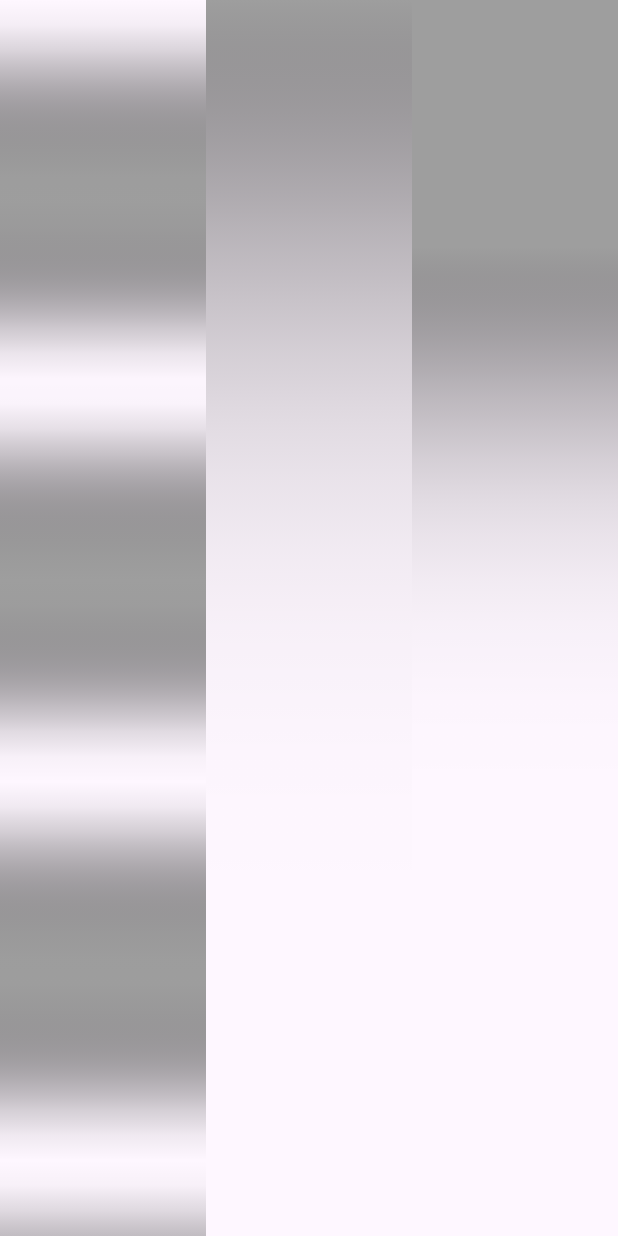
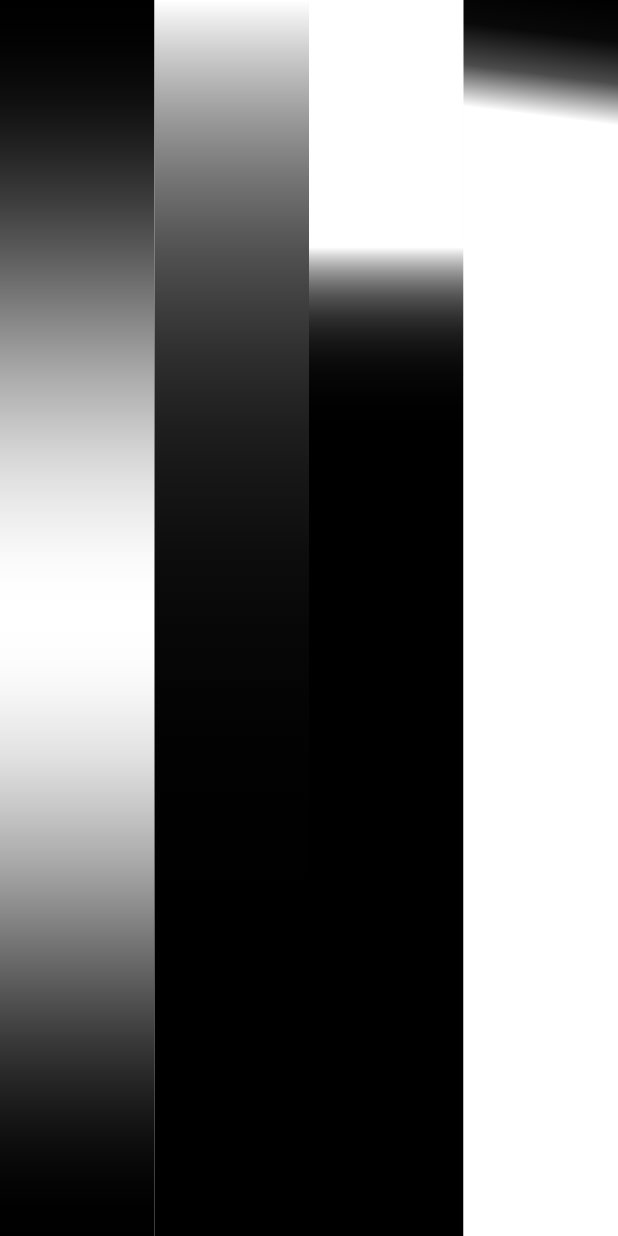
Before and after one commit to amokfa/flutter_curved_gradient, a Flutter app: the screen it shows after launch, on a phone screen of 412 x 824 dp. Run offline on Flutter 3.47's test engine with Material 3 defaults, Android fonts, the phone set to English and light mode, and no system bars.

Commit message:
colors order bugfix

```diff
--- a/example/lib/main.dart
+++ b/example/lib/main.dart
@@ -23,9 +23,9 @@ class MyApp extends StatelessWidget {
                 gradient: CurvedGradient(
                   begin: Alignment.topCenter,
                   end: Alignment.bottomCenter,
-                  colors: [Colors.grey, Colors.transparent],
+                  colors: [Colors.black, Colors.white],
                   granularity: 50,
-                  curveGenerator: (x) => pow(sin(x * 10), 2).toDouble(),
+                  curveGenerator: (x) => pow(sin(x * pi), 2).toDouble(),
                 ),
               ),
             ),
@@ -37,7 +37,7 @@ class MyApp extends StatelessWidget {
                 gradient: CurvedGradient(
                   begin: Alignment.topCenter,
                   end: Alignment.bottomCenter,
-                  colors: [Colors.grey, Colors.transparent],
+                  colors: [Colors.black, Colors.white],
                   granularity: 50,
                   curveGenerator: (x) => pow(1 - x, 5).toDouble(),
                 ),
@@ -51,10 +51,25 @@ class MyApp extends StatelessWidget {
                 gradient: CurvedGradient(
                   begin: Alignment.topCenter,
                   end: Alignment.bottomCenter,
-                  colors: [Colors.grey, Colors.transparent],
-                  stops: [0.2, 0.8],
+                  colors: [Colors.black, Colors.white],
+                  stops: [0.2, 0.4],
                   granularity: 50,
                   curveGenerator: (x) => pow(1 - x, 5).toDouble(),
+                ),
+              ),
+            ),
+          ),
+          Expanded(
+            flex: 1,
+            child: Container(
+              decoration: BoxDecoration(
+                gradient: CurvedGradient(
+                  begin: Alignment.topRight,
+                  end: Alignment.bottomLeft,
+                  colors: [Colors.black, Colors.white],
+                  stops: [0, 0.1],
+                  granularity: 4,
+                  curveGenerator: (x) => x * x * x,
                 ),
               ),
             ),
--- a/lib/curved_gradient.dart
+++ b/lib/curved_gradient.dart
@@ -36,7 +36,7 @@ LinearGradient CurvedGradient({
   );
   var mStops = rawStops.map((val) => stops[0] + val * (stops[1] - stops[0]));
   var mColors = rawStops.map((factor) {
-    return blendColors(colors[0], colors[1], curveGenerator(factor));
+    return blendColors(colors[1], colors[0], curveGenerator(factor));
   });
   return LinearGradient(
     colors: mColors.toList(),
```
Also changed, not shown: example/lib/main2.dart (added, +65 -0 lines), pubspec.yaml (+4 -3 lines), example/pubspec.lock, pubspec.lock, 60 other files.
